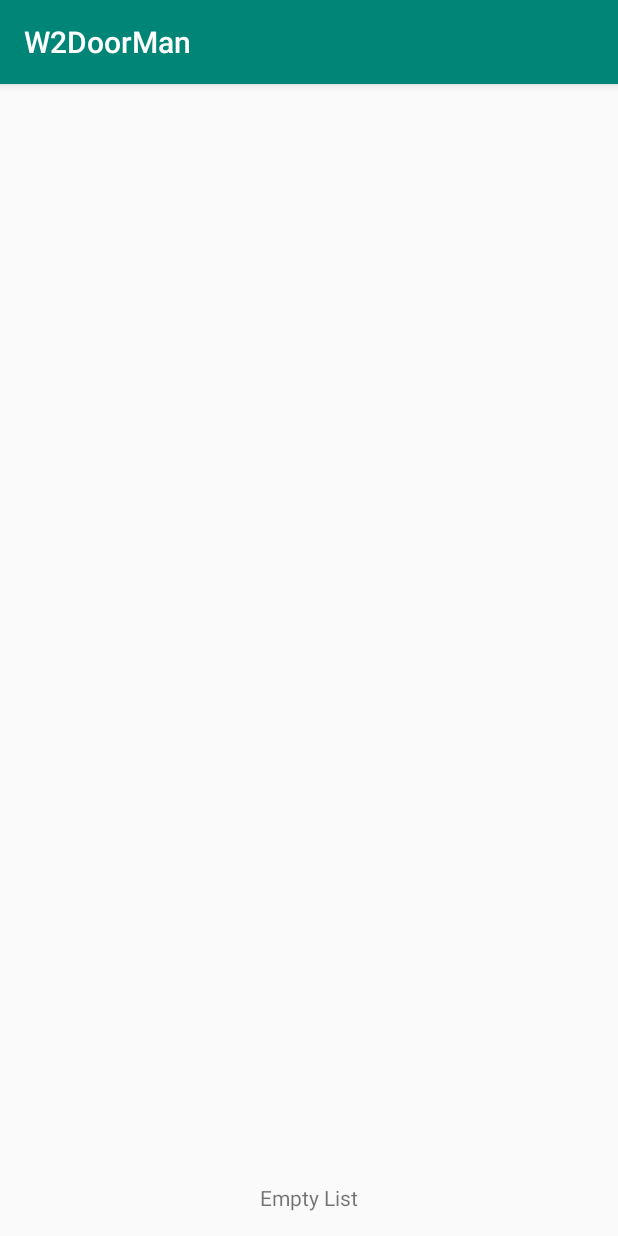
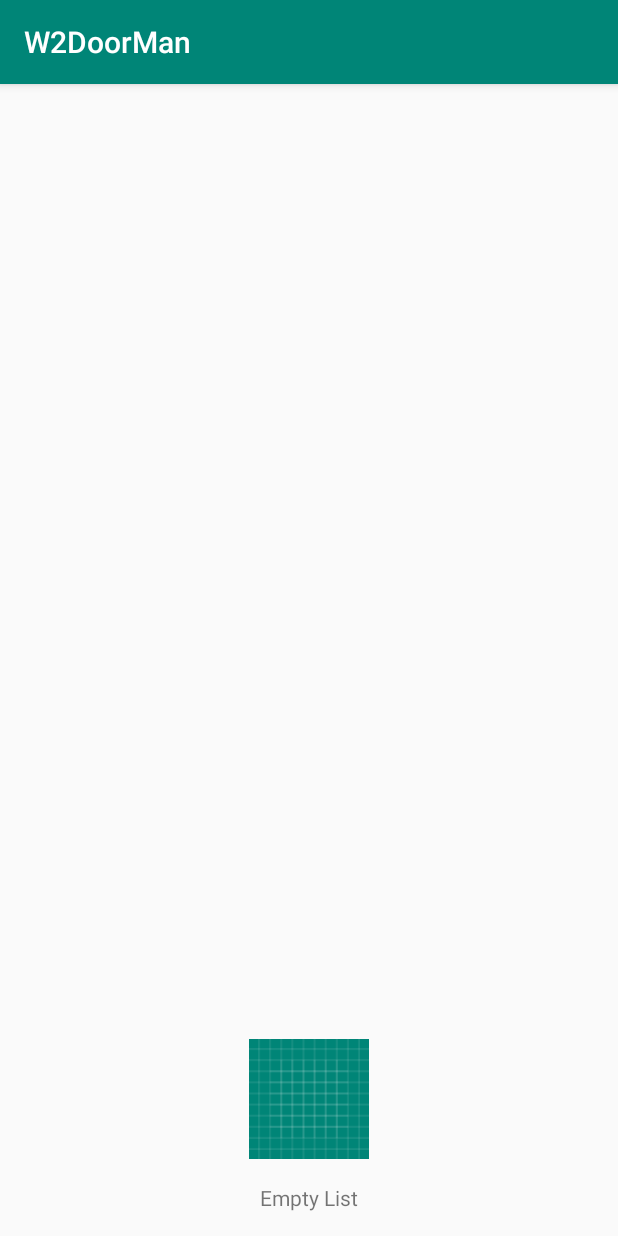
Before and after one commit to lucasmobileapps/W2DoorMan, an Android app: the screen it shows after launch (MainActivity), on a phone screen of 412 x 824 dp. Run offline under Robolectric (Android 15) with nearby library versions, the phone set to English and light mode, and no system bars; pictures from the network do not load.

Commit message:
image ok

```diff
--- a/app/src/main/java/com/example/w2doorman/MainActivity.kt
+++ b/app/src/main/java/com/example/w2doorman/MainActivity.kt
@@ -7,10 +7,15 @@ import android.os.Bundle
 import android.widget.LinearLayout
 import androidx.recyclerview.widget.DividerItemDecoration
 import androidx.recyclerview.widget.LinearLayoutManager
+import com.bumptech.glide.Glide
+import com.bumptech.glide.load.engine.DiskCacheStrategy
+import com.bumptech.glide.load.resource.bitmap.CircleCrop
 import com.example.w2doorman.adapater.PersonAdapter
+import com.example.w2doorman.model.Constants
 import com.example.w2doorman.model.Persons
 import com.example.w2doorman.util.ErrorLogger
 import kotlinx.android.synthetic.main.activity_main.*
+import kotlinx.android.synthetic.main.person_item_view_layout.*
 import java.lang.StringBuilder
 
 class MainActivity : AppCompatActivity(), PersonAdapter.PersonAdapterDelegate {
@@ -23,6 +28,21 @@ class MainActivity : AppCompatActivity(), PersonAdapter.PersonAdapterDelegate {
         setUpRecyclerView()
 
     }
+
+/*
+    private fun loadProfilePic(profilePicUrl: String) {
+        Glide.with(this) //1
+            .load("https://media3.s-nbcnews.com/j/newscms/2018_14/1315203/jennifer-aniston-today-180202-tease3_55d70b76a20fefbedd4902d370f0e574.fit-760w.jpg")
+            .placeholder(R.drawable.ic_person_black_24dp)
+            .error(R.drawable.ic_person_black_24dp)
+            .skipMemoryCache(true) //2
+            .diskCacheStrategy(DiskCacheStrategy.NONE) //3
+            .transform(CircleCrop()) //4
+            .into(my_imageview)
+    }
+
+ */
+
 
     fun setUpRecyclerView(){
         allPersons_recyclerview.adapter = PersonAdapter(this)
@@ -39,6 +59,7 @@ class MainActivity : AppCompatActivity(), PersonAdapter.PersonAdapterDelegate {
         (allPersons_recyclerview.adapter as PersonAdapter).submitList(personList)
         //Log.d("LOG_THIS","${personList.get(0).id} : ${personList.get(0).person} ${personList.get(0).relation} ")
     }
+
 
     private fun getCurrentPersons() {
 
@@ -61,18 +82,19 @@ class MainActivity : AppCompatActivity(), PersonAdapter.PersonAdapterDelegate {
                     var nameDB = myValues.getColumnIndex("person_name")
                     var idDB = myValues.getColumnIndex("id")
                     var relationDB = myValues.getColumnIndex("person_relation")
+                    var urlDB = myValues.getColumnIndex("person_url")
 
 
                     myValues.moveToFirst()
                     stringBuilder.append(
-                        "${myValues.getInt(idDB)} : ${myValues.getString(nameDB)} ${myValues.getString(relationDB)}\n"
+                        "${myValues.getInt(idDB)} : ${myValues.getString(nameDB)} ${myValues.getString(relationDB)} ${myValues.getString(urlDB)}\n"
                     )
-                    personList.add(Persons(myValues.getInt(idDB), myValues.getString(nameDB),myValues.getString(relationDB)))
+                    personList.add(Persons(myValues.getInt(idDB), myValues.getString(nameDB),myValues.getString(relationDB),myValues.getString(urlDB)))
                     while (myValues.moveToNext()) {
                         stringBuilder.append(
-                            "${myValues.getInt(idDB)} : ${myValues.getString(nameDB)} ${myValues.getString(relationDB)}\n"
+                            "${myValues.getInt(idDB)} : ${myValues.getString(nameDB)} ${myValues.getString(relationDB)} ${myValues.getString(urlDB)}\n"
                         )
-                        personList.add(Persons(myValues.getInt(idDB), myValues.getString(nameDB),myValues.getString(relationDB)))
+                        personList.add(Persons(myValues.getInt(idDB), myValues.getString(nameDB),myValues.getString(relationDB),myValues.getString(urlDB)))
                     }
                     my_textview.text = stringBuilder.toString()
 
--- a/app/src/main/java/com/example/w2doorman/model/Constants.kt
+++ b/app/src/main/java/com/example/w2doorman/model/Constants.kt
@@ -1,7 +1,7 @@
 package com.example.w2doorman.model
 
 object Constants {
-    const val IMAGE_URL_LUCAS = ""
+    const val IMAGE_URL_LUCAS = "https://www.google.com/url?sa=i&source=imgres&cd=&cad=rja&uact=8&ved=2ahUKEwjUmpTCzZflAhVvAWMBHTSdDDsQjRx6BAgBEAQ&url=https%3A%2F%2Fwww.theverge.com%2F2018%2F12%2F19%2F18140893%2Faquaman-review-dc-universe-jason-momoa-amber-heard-james-wan-nicole-kidman-wet-dave&psig=AOvVaw0WIzUUnWt4ZC0AIchNaBuN&ust=1571000085523366"
     const val IMAGE_URL_MORIAH = ""
     const val IMAGE_URL_LENA = ""
     const val IMAGE_URL_DEFAULT = ""
--- a/app/src/main/java/com/example/w2doorman/model/Persons.kt
+++ b/app/src/main/java/com/example/w2doorman/model/Persons.kt
@@ -1,3 +1,3 @@
 package com.example.w2doorman.model
 
-class Persons(var id: Int, val person:String, val relation:String)
+class Persons(var id: Int, val person:String, val relation:String, val url:String)
--- /dev/null
+++ b/app/src/main/res/drawable/ic_person_black_24dp.xml
@@ -0,0 +1,5 @@
+<vector android:height="24dp" android:tint="#185C1E"
+    android:viewportHeight="24.0" android:viewportWidth="24.0"
+    android:width="24dp" xmlns:android="http://schemas.android.com/apk/res/android">
+    <path android:fillColor="#FF000000" android:pathData="M12,12c2.21,0 4,-1.79 4,-4s-1.79,-4 -4,-4 -4,1.79 -4,4 1.79,4 4,4zM12,14c-2.67,0 -8,1.34 -8,4v2h16v-2c0,-2.66 -5.33,-4 -8,-4z"/>
+</vector>
--- a/app/src/main/res/layout/activity_main.xml
+++ b/app/src/main/res/layout/activity_main.xml
@@ -48,5 +48,17 @@
         app:layout_constraintLeft_toLeftOf="parent"
         app:layout_constraintRight_toRightOf="parent"/>
 
+    <ImageView
+        android:id="@+id/my_imageview"
+        android:src="@drawable/ic_launcher_background"
+        android:layout_width="80dp"
+        android:layout_height="80dp"
+        android:layout_margin="16dp"
+        android:elevation="10dp"
+        app:layout_constraintBottom_toTopOf="@+id/my_textview"
+        app:layout_constraintLeft_toLeftOf="parent"
+        app:layout_constraintRight_toRightOf="parent"/>
+
+
 
 </androidx.constraintlayout.widget.ConstraintLayout>
```
Also changed, not shown: app/src/main/java/com/example/w2doorman/adapater/PersonAdapter.kt (+23 -1 lines), app/src/main/java/com/example/w2doorman/adapater/PhotoViewHolder.kt (added, +27 -0 lines), app/src/main/res/layout/person_item_view_layout.xml (+7 -3 lines).
